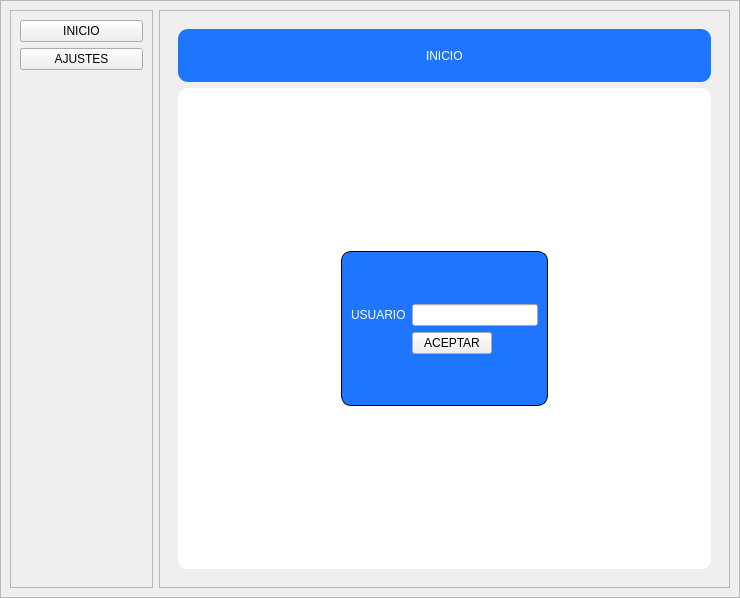
The window that diseño_prueba.ui (enocsolano/prueba_git_qtdesigner) describes before a commit, drawn with Qt 5.
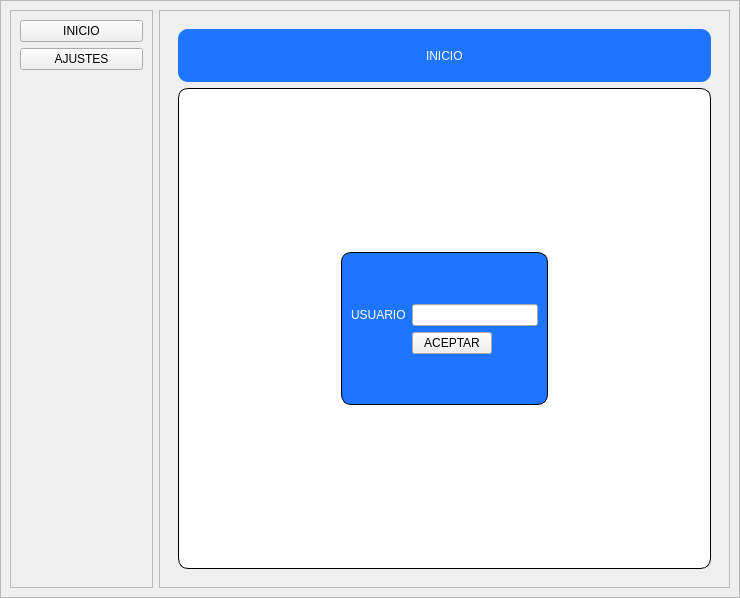
The same window after the commit. The open tabs and pages were chosen to show the change.

Commit message: "Enoc color añadido"

Diff of the .ui file:
```diff
--- a/diseño_prueba.ui
+++ b/diseño_prueba.ui
@@ -151,6 +151,7 @@
                 <string notr="true">QFrame{
 background-color: #fff;
 border-radius: 10px;
+border: 1px solid;
 }</string>
                </property>
                <property name="frameShape">
```
Left out of the diff: 2 changed lines with no effect on the pictures.
